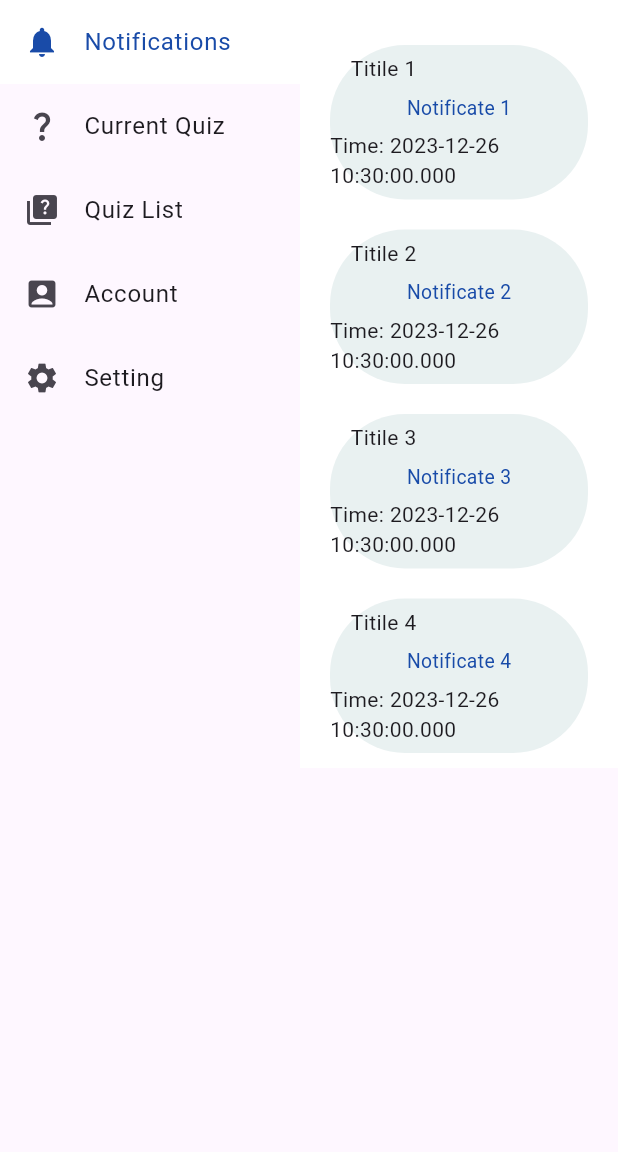
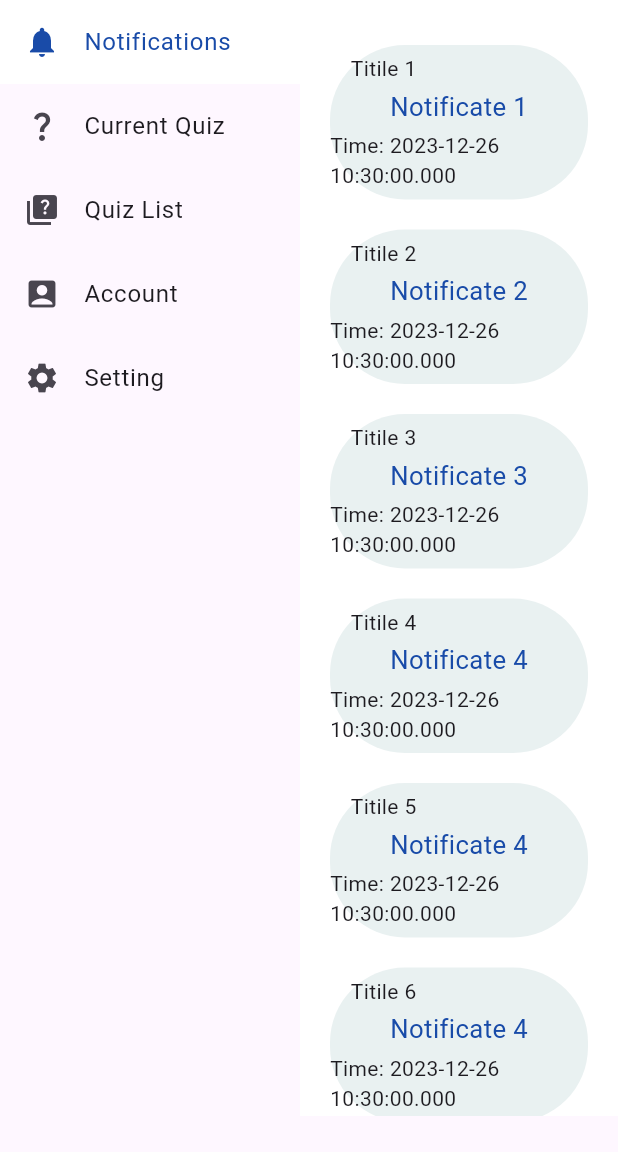
Before and after one commit to duythien2212/MiniProject_SE104, a Flutter app: the MainScreen screen opened directly, on a phone screen of 412 x 824 dp, the part 84-1236 px from its top. Run offline on Flutter 3.47's test engine with Material 3 defaults, Android fonts, the phone set to English and light mode, and no system bars.

Commit message:
create_Thien

```diff
--- a/lib/data/notification.dart
+++ b/lib/data/notification.dart
@@ -11,4 +11,8 @@ List<Notificate> notificates = [
   Notificate('Titile 2', 'Notificate 2', DateTime.now()),
   Notificate('Titile 3', 'Notificate 3', DateTime.now()),
   Notificate('Titile 4', 'Notificate 4', DateTime.now()),
+  Notificate('Titile 5', 'Notificate 4', DateTime.now()),
+  Notificate('Titile 6', 'Notificate 4', DateTime.now()),
+  Notificate('Titile 7', 'Notificate 4', DateTime.now()),
+  Notificate('Titile 8', 'Notificate 4', DateTime.now()),
 ];
--- a/lib/notification_page.dart
+++ b/lib/notification_page.dart
@@ -9,18 +9,23 @@ class NotificationPage extends StatelessWidget {
   Widget build(BuildContext context) {
     final height = MediaQuery.of(context).size.height / 8;
     final width = MediaQuery.of(context).size.width / 3;
+    // print("height: ${MediaQuery.of(context).size.height}");
     return Container(
       color: AppThemes.mainScreenBackroundColor,
       child: Center(
-        child: Column(
-          mainAxisAlignment: MainAxisAlignment.start,
-          mainAxisSize: MainAxisSize.max,
+        child: Expanded(
+          child: Container(
+            width: MediaQuery.of(context).size.width,
+            height: MediaQuery.of(context).size.height - 80.0,
+            child: ListView(
               children: [
                 const SizedBox(height: 20),
                 ...notificates.map((item) {
                   return notificationField(item, height, width);
                 }),
               ],
+            ),
+          ),
         ),
       ),
     );
@@ -49,7 +54,7 @@ Widget notificationField(Notificate notification, double height, double width) {
         Center(
             child: Text(
           notification.message,
-          style: TextStyle(color: AppThemes.buttonColor, fontSize: height / 8),
+          style: TextStyle(color: AppThemes.buttonColor, fontSize: height / 6),
         )),
         const Spacer(),
         Container(
```
Lines whose indentation alone changed are shown as unchanged.
